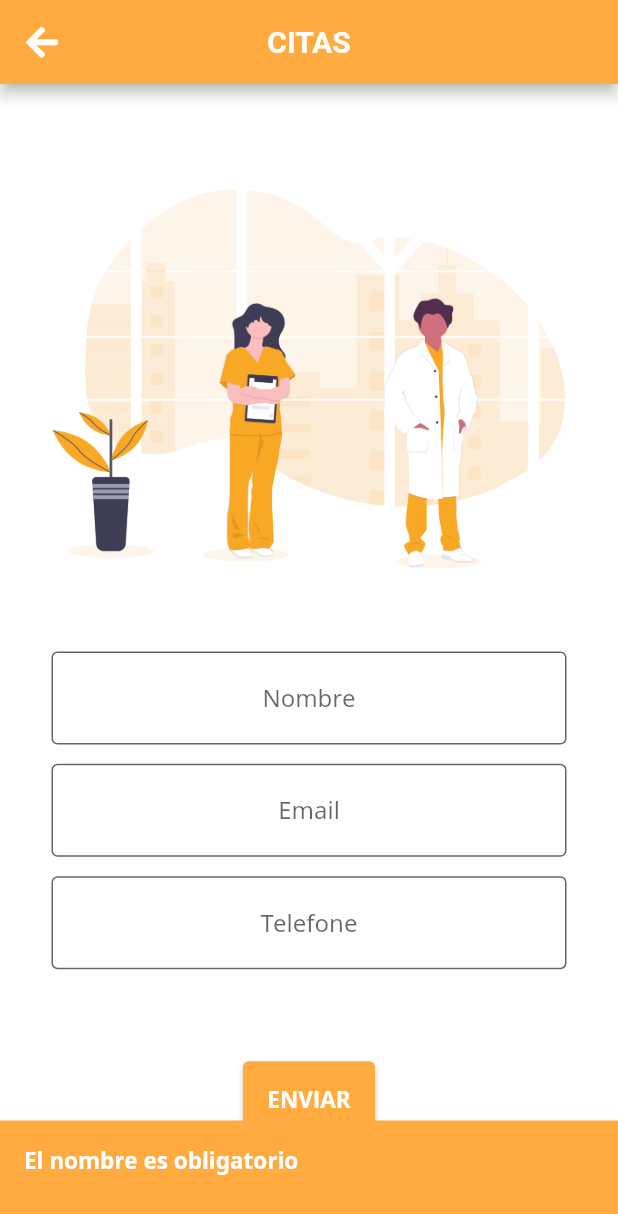
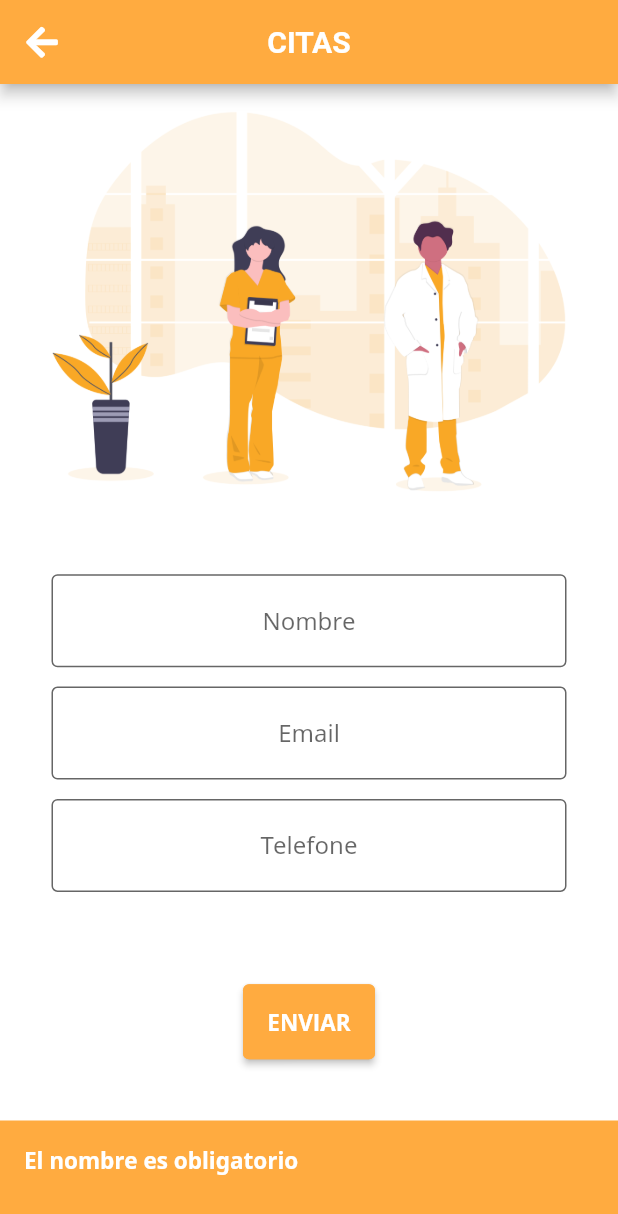
Before and after one commit to Nikola43/babyandmeFlutter, a Flutter app: the AppointmentPage screen opened by its route, after a tap on "ENVIAR", on a phone screen of 412 x 824 dp. Shown: the top 1214 px of the screen. Run offline on Flutter 3.47's test engine with Material 2 defaults, Android fonts, the phone set to English and light mode, and no system bars; drawn by our look-alikes of another_flushbar; our stand-ins replace awesome_dialog, cached_network_image, chewie, date_format, dio, flutter_datetime_picker and 13 more; missing offline and left inert: audioplayer, esys_flutter_share, flutter_phone_direct_caller, maps_launcher, multi_image_picker, onesignal_flutter; accounts and stored records are empty; project files that could hold a hidden picture were left out.

Commit message:
fix keyboard overflow error

```diff
--- a/lib/dashboard_screen.dart
+++ b/lib/dashboard_screen.dart
@@ -286,7 +286,8 @@ class _DashboardScreenState extends State<DashboardScreen>
             height: screenSize.height,
           ),
           Scaffold(
-            extendBodyBehindAppBar: true,
+        extendBodyBehindAppBar: true,
+            resizeToAvoidBottomInset: false,
             backgroundColor: Colors.transparent,
             appBar: _buildAppBar(theme),
             body: Column(
--- a/lib/pages/appointment/appointment.dart
+++ b/lib/pages/appointment/appointment.dart
@@ -66,6 +66,7 @@ class _AppointmentPageState extends State<AppointmentPage> {
     SystemChrome.setEnabledSystemUIOverlays([]);
     return Scaffold(
         extendBodyBehindAppBar: true,
+        resizeToAvoidBottomInset: false,
         appBar: AppBar(
           centerTitle: true,
           // this is all you need
@@ -89,7 +90,7 @@ class _AppointmentPageState extends State<AppointmentPage> {
             color: Colors.white,
             child: Column(
               children: <Widget>[
-                SizedBox(height: screenSize.height / 8),
+                SizedBox(height: screenSize.height / 16),
                 Image.asset("assets/images/undraw_doctors_hwty.png"),
                 Padding(
                   padding: const EdgeInsets.all(16.0),
--- a/lib/pages/calculator/calculator_detail.dart
+++ b/lib/pages/calculator/calculator_detail.dart
@@ -40,6 +40,7 @@ class _CalculatorDetailPageState extends State<CalculatorDetailPage> {
     SystemChrome.setEnabledSystemUIOverlays([]);
 
     return Scaffold(
+        extendBodyBehindAppBar: true,
         appBar: AppBar(
           centerTitle: true,
           title: Text(
--- a/lib/pages/calculator/calculator_page.dart
+++ b/lib/pages/calculator/calculator_page.dart
@@ -88,6 +88,7 @@ class _CalculatorPageState extends State<CalculatorPage> {
         height: screenSize.height,
       ),
       Scaffold(
+        extendBodyBehindAppBar: true,
         backgroundColor: Colors.transparent,
         // <-- SCAFFOLD WITH TRANSPARENT BG
         appBar: AppBar(
--- a/lib/pages/gallery/gallery.dart
+++ b/lib/pages/gallery/gallery.dart
@@ -67,6 +67,7 @@ class _GalleryState extends State<Gallery> with SingleTickerProviderStateMixin {
     return DefaultTabController(
       length: 3,
       child: Scaffold(
+        extendBodyBehindAppBar: true,
 
         appBar: AppBar(
           centerTitle: true, // this is all you need
--- a/lib/pages/heartbeat_page.dart
+++ b/lib/pages/heartbeat_page.dart
@@ -88,7 +88,6 @@ class _HeartbeatPageState extends State<HeartbeatPage>
     WidgetsBinding.instance.removeObserver(this);
     motionController.dispose();
     super.dispose();
-
   }
 
   @override
@@ -122,6 +121,7 @@ class _HeartbeatPageState extends State<HeartbeatPage>
         height: screenSize.height,
       ),
       Scaffold(
+          extendBodyBehindAppBar: true,
           backgroundColor: Colors.transparent,
           // <-- SCAFFOLD WITH TRANSPARENT BG
           appBar: AppBar(
--- a/lib/pages/images_gallery/full_screen_image_screen.dart
+++ b/lib/pages/images_gallery/full_screen_image_screen.dart
@@ -37,6 +37,7 @@ class _FullScreenImageState extends State<FullScreenImage> {
     Size screenSize = MediaQuery.of(context).size;
 
     return Scaffold(
+        extendBodyBehindAppBar: true,
       appBar: AppBar(
         centerTitle: true, // this is all you need
 
--- a/lib/pages/images_gallery/image_gallery.dart
+++ b/lib/pages/images_gallery/image_gallery.dart
@@ -264,6 +264,7 @@ class ImageGalleryPageState extends State<ImageGalleryPage> {
     });
 
     return Scaffold(
+        extendBodyBehindAppBar: true,
         appBar: AppBar(
             centerTitle: true, // this is all you need
             title: Text(
--- a/lib/pages/info/info.dart
+++ b/lib/pages/info/info.dart
@@ -96,6 +96,7 @@ class _InfoPageState extends State<InfoPage> {
 
     return Scaffold(
       extendBodyBehindAppBar: true,
+      resizeToAvoidBottomInset: false,
       appBar: AppBar(
         centerTitle: true,
         // this is all you need
@@ -223,7 +224,7 @@ class _InfoPageState extends State<InfoPage> {
                           color: Colors.orangeAccent,
                           textColor: Colors.white,
                           child: Text(
-                              "Endereço: Rua da Nau Catrineta, 3, 1990-183 Lisboa",
+                              "Rua da Nau Catrineta, 3, 1990-183 Lisboa",
                               style: TextStyle(
                                   fontSize: screenSize.width / 30,
                                   fontWeight: FontWeight.bold)),
--- a/lib/pages/promos/promo_detail.dart
+++ b/lib/pages/promos/promo_detail.dart
@@ -58,6 +58,7 @@ class _PromoDetailState extends State<PromoDetail> {
     SystemChrome.setEnabledSystemUIOverlays([]);
     return Scaffold(
         extendBodyBehindAppBar: true,
+        resizeToAvoidBottomInset: false,
         appBar: AppBar(
           centerTitle: true,
           // this is all you need
--- a/lib/pages/promos/promos_page.dart
+++ b/lib/pages/promos/promos_page.dart
@@ -44,6 +44,7 @@ class _PromosPageState extends State<PromosPage> {
     );
 
     return new Scaffold(
+        extendBodyBehindAppBar: true,
       appBar: new AppBar(
           centerTitle: true,
           title: Text(
--- a/lib/pages/videos_gallery/video_player.dart
+++ b/lib/pages/videos_gallery/video_player.dart
@@ -69,6 +69,7 @@ class _VideoAppPageState extends State<VideoAppPage> {
   Widget build(BuildContext context) {
 
     return Scaffold(
+        extendBodyBehindAppBar: true,
 
         appBar: AppBar(            centerTitle: true, // this is all you need
         ),
```
Also changed, not shown: lib/login_screen.dart (+6 -5 lines), lib/pages/streaming/streaming_page.dart (+5 -2 lines).
